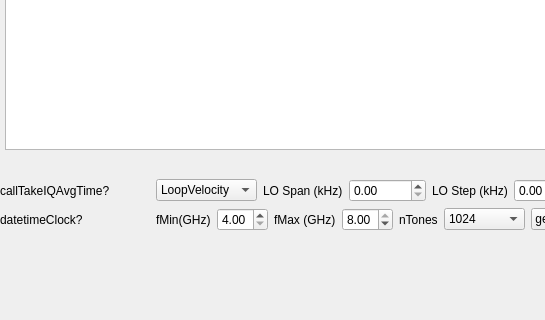
This is DataReadout/ChannelizerControls/FindResonancesWidget.ui in adamanderson/MkidDigitalReadout as Qt 5 draws it before an edit; both pictures show x 0 to 545 and y 371 to 691 of the 1082 by 691 pixel window. The edited form follows.
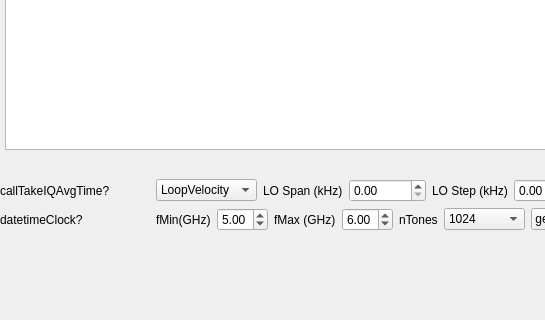
This is the edited form. Custom widgets are drawn as their Qt base class.

Commit message: interface to generate tones

What changed in the file:
```diff
--- a/DataReadout/ChannelizerControls/FindResonancesWidget.ui
+++ b/DataReadout/ChannelizerControls/FindResonancesWidget.ui
@@ -194,6 +194,9 @@
         <property name="singleStep">
          <double>0.100000000000000</double>
         </property>
+        <property name="value">
+         <double>5.000000000000000</double>
+        </property>
        </widget>
       </item>
       <item>
@@ -215,7 +218,7 @@
          <double>0.100000000000000</double>
         </property>
         <property name="value">
-         <double>8.000000000000000</double>
+         <double>6.000000000000000</double>
         </property>
        </widget>
       </item>
```
The commit also changes 1 other file.
